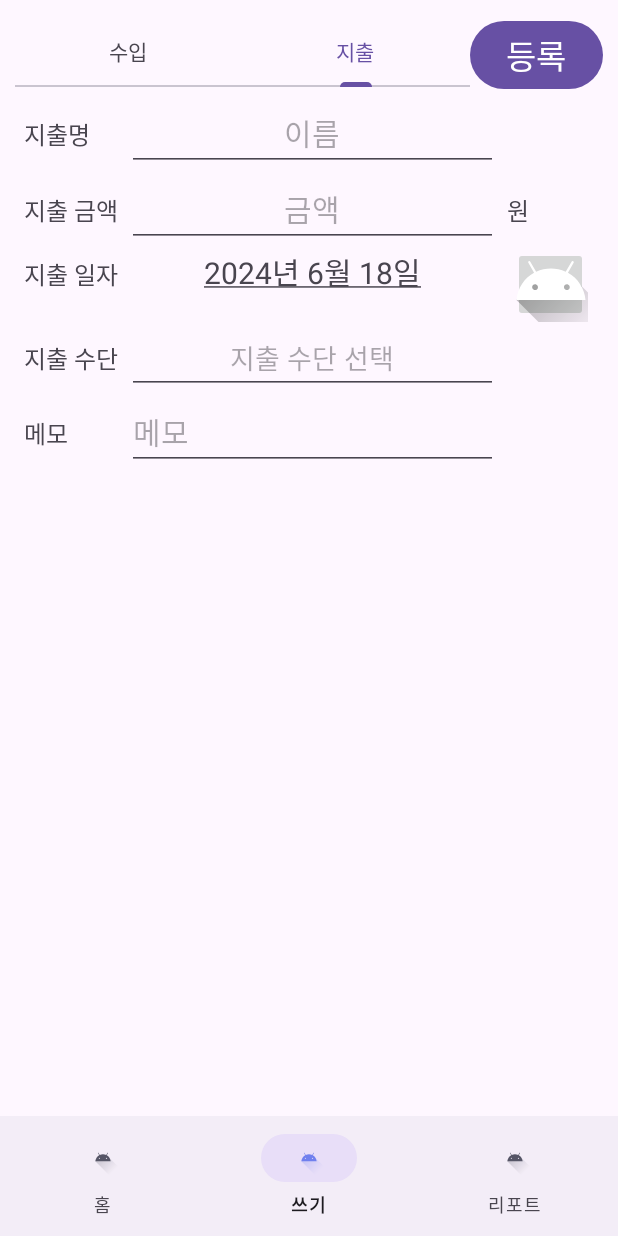
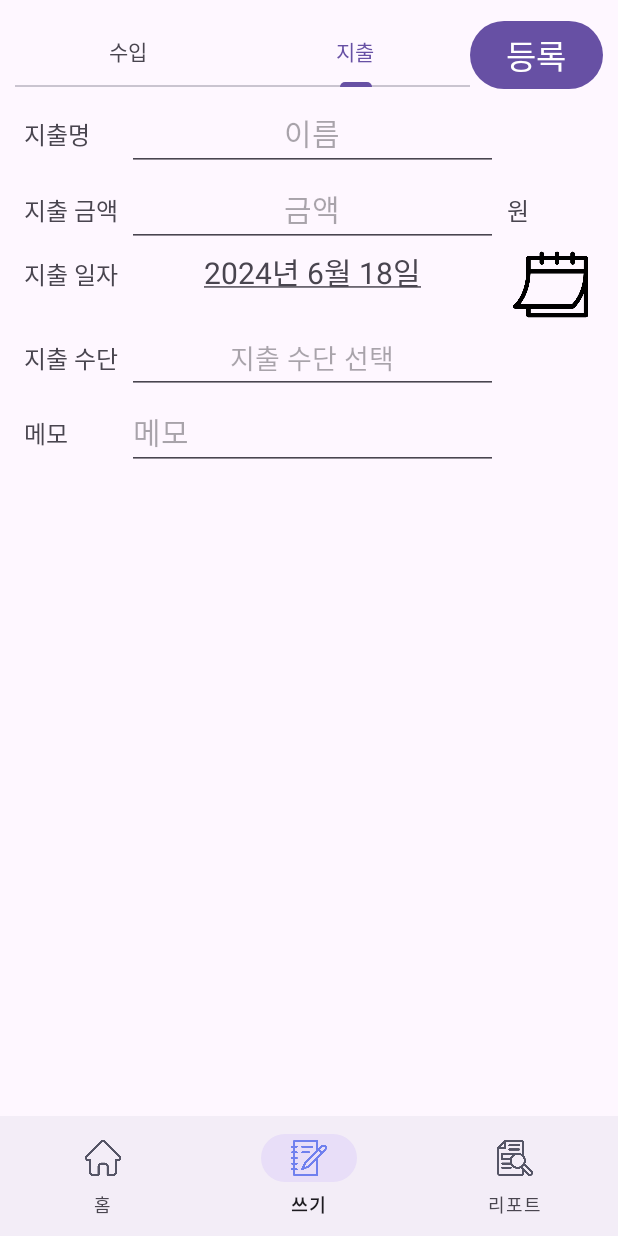
Before and after one commit to katnon/accountbook.Android, an Android app: the screen it shows after launch (MainActivity), item 2 of the bottom bar chosen, on a phone screen of 412 x 824 dp. Run offline under Robolectric (Android 15) with nearby library versions, the phone set to English and light mode, and no system bars.

Commit message:
first commit

```diff
--- a/app/src/main/java/com/cookandroid/finalproject/MainMenuInputFragment.java
+++ b/app/src/main/java/com/cookandroid/finalproject/MainMenuInputFragment.java
@@ -152,7 +152,7 @@ public class MainMenuInputFragment extends Fragment {
             }
             br.close();
         }catch (IOException e){}
-        Toast.makeText(requireContext(), "line 수: " + lineCount, Toast.LENGTH_SHORT).show();
+
 
 
         TabLayout tabLayoutIP = (TabLayout) rootView.findViewById(R.id.tabLayoutIP);
--- a/app/src/main/res/layout/fragment_main_menu_input.xml
+++ b/app/src/main/res/layout/fragment_main_menu_input.xml
@@ -113,11 +113,12 @@
 
         <ImageButton
             android:id="@+id/imageButtonDate"
-            android:src="@drawable/ic_launcher_foreground"
+            android:src="@drawable/calendar"
             android:layout_width="50dp"
             android:layout_height="50dp"
             android:layout_marginLeft="10dp"
             android:layout_marginRight="10dp"
+            android:background="@drawable/calendar"
             />
 
 
--- a/app/src/main/res/menu/main_menu_bottom.xml
+++ b/app/src/main/res/menu/main_menu_bottom.xml
@@ -4,15 +4,15 @@
     <item
         android:id="@+id/menu_home"
         android:title="홈"
-        android:icon="@drawable/ic_launcher_foreground"/>
+        android:icon="@drawable/home"/>
     <item
         android:id="@+id/menu_input"
         android:title="쓰기"
-        android:icon="@drawable/ic_launcher_foreground"/>
+        android:icon="@drawable/writing"/>
     <item
         android:id="@+id/menu_report"
         android:title="리포트"
-        android:icon="@drawable/ic_launcher_foreground"/>
+        android:icon="@drawable/report"/>
 <!--    <item-->
 <!--        android:id="@+id/menu_search"-->
 <!--        android:title="검색"-->
```
Also changed, not shown: app/src/main/res/drawable/calendar.png (added), app/src/main/res/drawable/home.png (added), app/src/main/res/drawable/report.png (added), app/src/main/res/drawable/writing.png (added).
